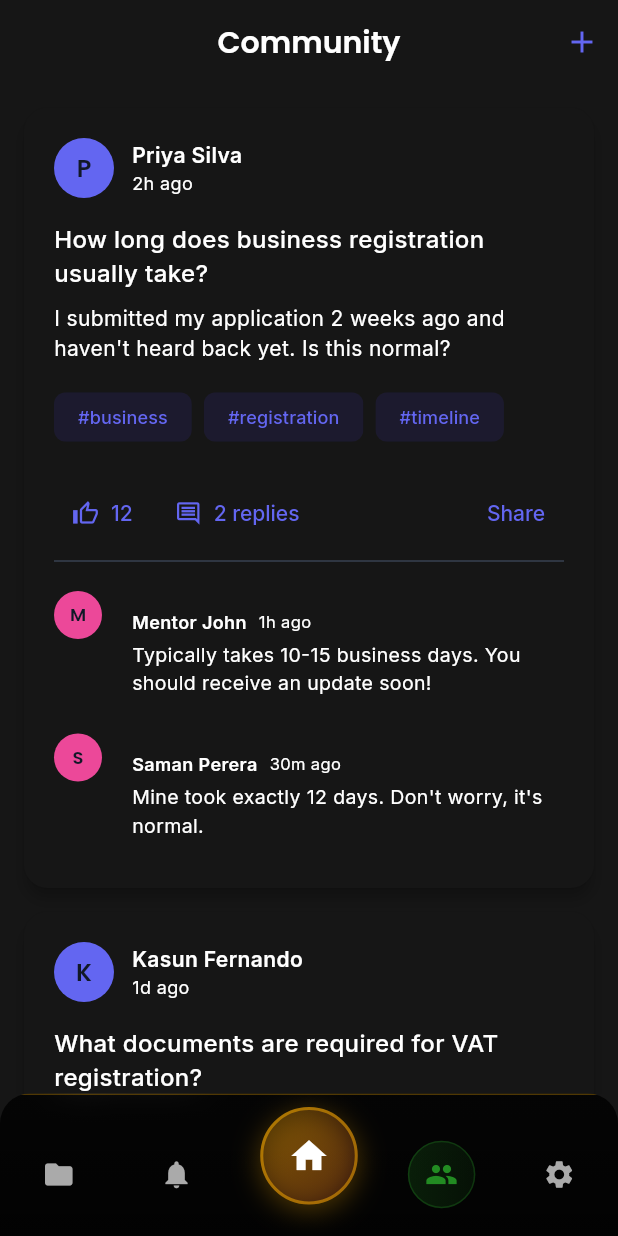
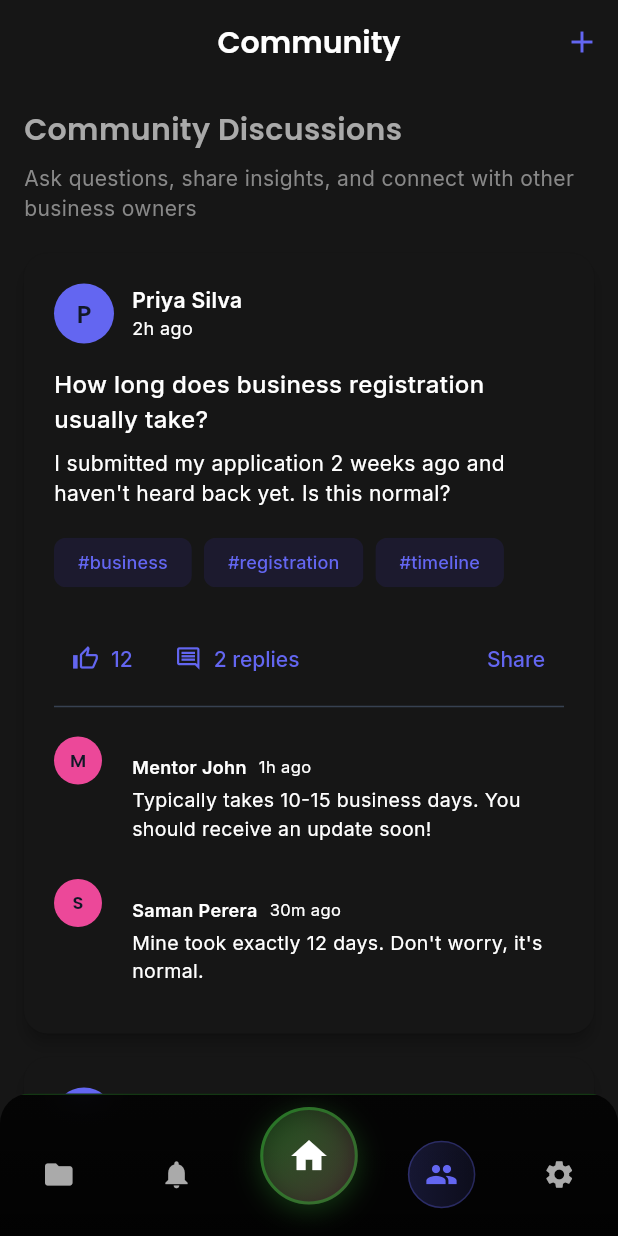
Before and after one commit to NuwanHapuarachchi/vyapara_gateway, a Flutter app: the CommunityFeedScreen screen opened by its route, on a phone screen of 412 x 824 dp. Run offline on Flutter 3.47's test engine with Material 3 defaults, Android fonts, the phone set to English and light mode, and no system bars; our stand-ins replace flutter_riverpod, go_router, google_fonts, percent_indicator, supabase_flutter; accounts and stored records are empty.

Commit message:
"reduce colors"

```diff
--- a/lib/core/constants/app_colors.dart
+++ b/lib/core/constants/app_colors.dart
@@ -14,10 +14,10 @@ class AppColors {
   static const Color secondaryDark = Color(0xFFDB2777);
   static const Color secondaryLight = Color(0xFFF472B6);
 
-  // Accent Colors (Figma Design)
-  static const Color accent = Color(0xFFF5B907); // Yellow/Gold from Figma
-  static const Color accentGreen = Color(0xFF36AD35); // Green button from Figma
-  static const Color accentRed = Color(0xFFC4305E); // Pink/Red link from Figma
+  // Accent Colors - Simplified to 3 main colors
+  static const Color accent = Color(
+    0xFF36AD35,
+  ); // Green accent (was accentGreen)
 
   // Background Colors (Figma Design)
   static const Color backgroundDark = Color(
@@ -72,10 +72,8 @@ class AppColors {
     Color(0xFFF472B6),
   ];
 
-  // Sri Lankan Flag Themed Colors
-  static const Color slMaroon = Color(0xFF8B1538); // Deep maroon from flag
-  static const Color slGold = Color(0xFFFFB000); // Golden yellow from flag
-  static const Color slSaffron = Color(0xFFFF7A00); // Saffron/orange from flag
-  static const Color slGreen = Color(0xFF228B22); // Forest green from flag
-  static const Color slBlue = Color(0xFF002868); // Navy blue accent
+  // Simplified 3-Color System
+  // Primary: Purple/Indigo (0xFF6366F1)
+  // Secondary: Pink (0xFFEC4899)
+  // Accent: Green (0xFF36AD35)
 }
--- a/lib/features/auth/screens/login_screen.dart
+++ b/lib/features/auth/screens/login_screen.dart
@@ -351,7 +351,7 @@ class _LoginScreenState extends ConsumerState<LoginScreen> {
                 style: GoogleFonts.inter(
                   fontSize: 16,
                   fontWeight: FontWeight.w400,
-                  color: AppColors.accentRed, // Pink from Figma
+                  color: AppColors.secondary, // Pink from Figma
                   height: 1.0,
                   shadows: [
                     Shadow(
@@ -366,7 +366,7 @@ class _LoginScreenState extends ConsumerState<LoginScreen> {
             ),
             const SizedBox(height: 4),
             // Underline
-            Container(width: 85, height: 1, color: AppColors.accentRed),
+            Container(width: 85, height: 1, color: AppColors.secondary),
           ],
         ),
       ],
--- a/lib/features/auth/screens/signup_screen.dart
+++ b/lib/features/auth/screens/signup_screen.dart
@@ -454,7 +454,7 @@ class _SignupScreenState extends ConsumerState<SignupScreen> {
                     style: GoogleFonts.inter(
                       fontSize: 16,
                       fontWeight: FontWeight.w400,
-                      color: AppColors.accentRed,
+                      color: AppColors.secondary,
                       height: 1.0,
                       shadows: [
                         Shadow(
@@ -468,7 +468,7 @@ class _SignupScreenState extends ConsumerState<SignupScreen> {
                   ),
                 ),
                 const SizedBox(height: 4),
-                Container(width: 85, height: 1, color: AppColors.accentRed),
+                Container(width: 85, height: 1, color: AppColors.secondary),
               ],
             ),
           ),
--- a/lib/features/community/screens/community_feed_screen.dart
+++ b/lib/features/community/screens/community_feed_screen.dart
@@ -59,9 +59,36 @@ class _CommunityFeedScreenState extends ConsumerState<CommunityFeedScreen> {
           },
           child: ListView.builder(
             padding: const EdgeInsets.all(16),
-            itemCount: posts.length,
+            itemCount: posts.length + 1, // +1 for header
             itemBuilder: (context, index) {
-              return _buildPostCard(posts[index]);
+              if (index == 0) {
+                // Topic Header
+                return Padding(
+                  padding: const EdgeInsets.only(bottom: 20),
+                  child: Column(
+                    crossAxisAlignment: CrossAxisAlignment.start,
+                    children: [
+                      Text(
+                        'Community Discussions',
+                        style: GoogleFonts.poppins(
+                          fontSize: 20,
+                          fontWeight: FontWeight.w600,
+                          color: const Color(0xFFA9A9A9),
+                        ),
+                      ),
+                      const SizedBox(height: 8),
+                      Text(
+                        'Ask questions, share insights, and connect with other business owners',
+                        style: GoogleFonts.inter(
+                          fontSize: 14,
+                          color: const Color(0xFF888888),
+                        ),
+                      ),
+                    ],
+                  ),
+                );
+              }
+              return _buildPostCard(posts[index - 1]); // -1 because of header
             },
           ),
         ),
--- a/lib/shared/widgets/neumorphic_widgets.dart
+++ b/lib/shared/widgets/neumorphic_widgets.dart
@@ -160,7 +160,7 @@ class NeumorphicButton extends StatelessWidget {
       ),
       child: Material(
         color: isGreen
-            ? AppColors.accentGreen
+            ? AppColors.accent
             : (isDark ? AppColors.backgroundDark : AppColors.backgroundLight),
         borderRadius: BorderRadius.circular(20),
         child: InkWell(
@@ -525,7 +525,7 @@ class _NeumorphicBottomNavBarState extends State<NeumorphicBottomNavBar>
             ),
             border: Border(
               top: BorderSide(
-                color: AppColors.slGold.withValues(alpha: 0.3),
+                color: AppColors.accent.withValues(alpha: 0.3),
                 width: 1,
               ),
             ),
@@ -550,17 +550,17 @@ class _NeumorphicBottomNavBarState extends State<NeumorphicBottomNavBar>
                             begin: Alignment.topLeft,
                             end: Alignment.bottomRight,
                             colors: [
-                              AppColors.slGold.withValues(alpha: 0.3),
-                              AppColors.slMaroon.withValues(alpha: 0.2),
+                              AppColors.accent.withValues(alpha: 0.3),
+                              AppColors.secondary.withValues(alpha: 0.2),
                             ],
                           ),
                           border: Border.all(
-                            color: AppColors.slGold.withValues(alpha: 0.5),
+                            color: AppColors.accent.withValues(alpha: 0.5),
                             width: 2,
                           ),
                           boxShadow: [
                             BoxShadow(
-                              color: AppColors.slGold.withValues(alpha: 0.3),
+                              color: AppColors.accent.withValues(alpha: 0.3),
                               blurRadius: 15,
                               offset: const Offset(0, 4),
                             ),
@@ -579,7 +579,7 @@ class _NeumorphicBottomNavBarState extends State<NeumorphicBottomNavBar>
                             child: Icon(
                               Icons.home,
                               color: widget.currentIndex == 2
-                                  ? AppColors.slGold
+                                  ? AppColors.primary
                                   : AppColors.textPrimary,
                               size: 28,
                             ),
@@ -669,19 +669,7 @@ class _NeumorphicBottomNavBarState extends State<NeumorphicBottomNavBar>
   }
 
   Color _getIndexColor(int index) {
-    switch (index) {
-      case 0:
-        return AppColors.slMaroon; // Settings
-      case 1:
-        return AppColors.slSaffron; // Notifications
-      case 2:
-        return AppColors.slGold; // Home
-      case 3:
-        return AppColors.slGreen; // Community
-      case 4:
-        return AppColors.slBlue; // Applications
-      default:
-        return AppColors.primary;
-    }
+    // Use same color for all navigation items
+    return AppColors.primary;
   }
 }
```
Also changed, not shown: lib/features/applications/screens/my_applications_screen.dart (+8 -28 lines), lib/features/dashboard/screens/dashboard_screen.dart (+24 -7 lines), 1 other file.
